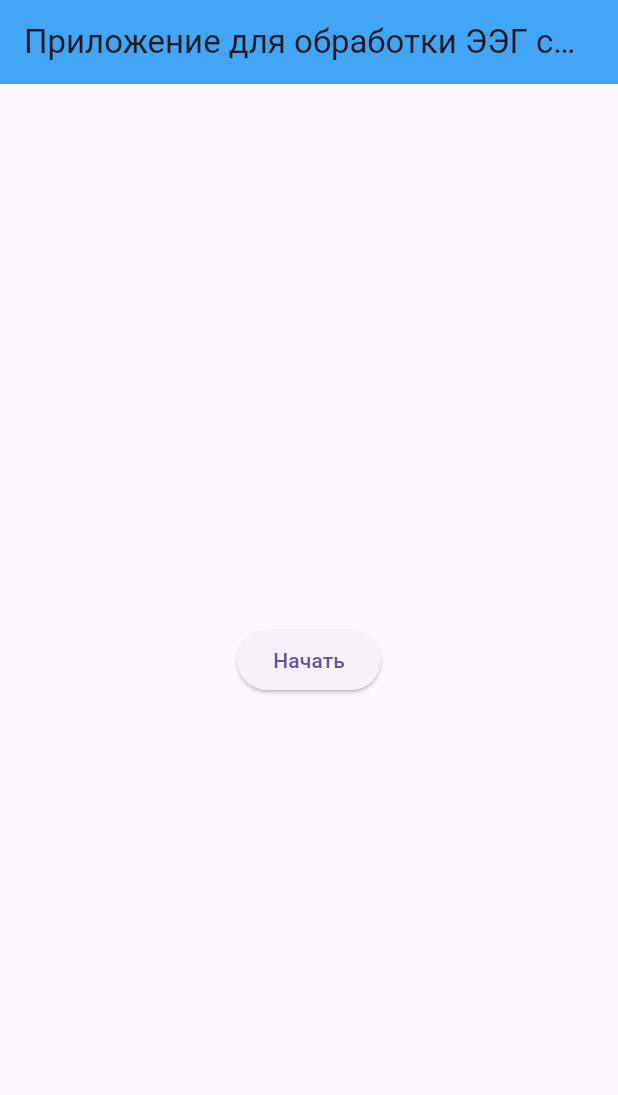
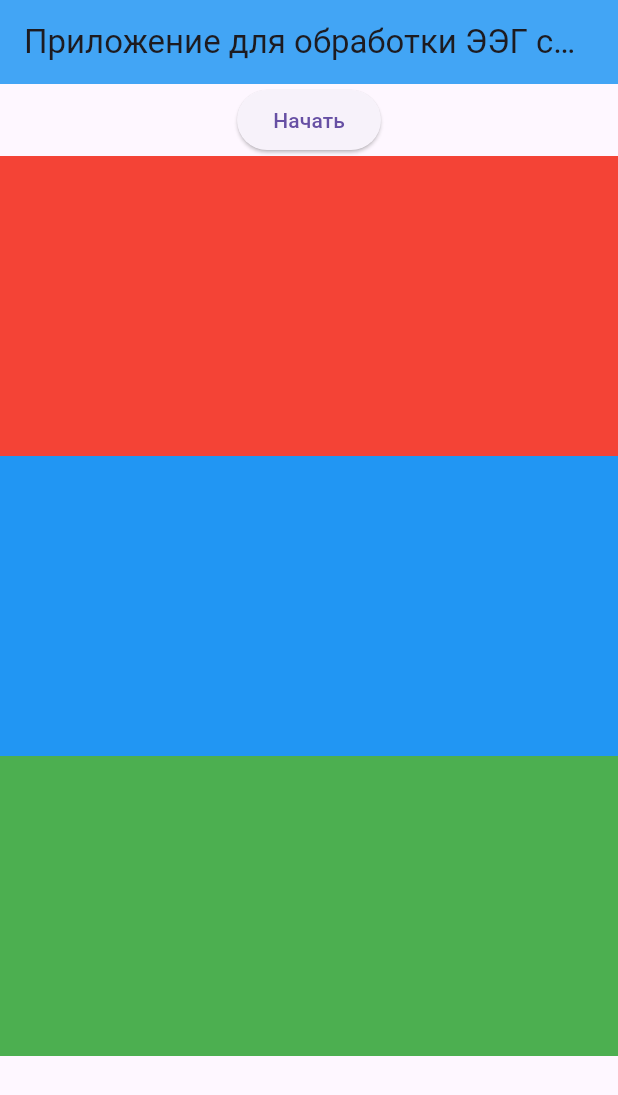
Before and after one commit to Norragami/EEG-signals-processing, a Flutter app: the screen it shows after launch, after a tap on "Начать", on a phone screen of 412 x 824 dp. Shown: the top 1095 px of the screen. Run offline on Flutter 3.47's test engine with Material 3 defaults, Android fonts, the phone set to English and light mode, and no system bars; our stand-ins replace file_picker, fl_chart; missing offline and left inert: window_manager.

Commit message:
added charts

```diff
--- a/lib/Pages/home_page.dart
+++ b/lib/Pages/home_page.dart
@@ -1,7 +1,10 @@
 import 'dart:io';
 
+import 'package:eeg_processing/charts.dart';
 import 'package:eeg_processing/data_processing.dart';
 import 'package:eeg_processing/models.dart';
+import 'package:file_picker/file_picker.dart';
+
 import 'package:flutter/material.dart';
 import 'package:path_provider/path_provider.dart';
 
@@ -21,21 +24,90 @@ class _HomePageState extends State<HomePage> {
         centerTitle: true,
         backgroundColor: Colors.blue.shade400,
       ),
-      body: Center(
-        child: ElevatedButton(
-            onPressed: () async {
-              final Directory tempDir =
-                  await getApplicationDocumentsDirectory();
-              final File file = File('${tempDir.path}\\EEG_3c_04.txt');
+      body: Column(
+        children: [
+          Center(
 
-              final String fileContent = await file.readAsString();
-              parseData(fileContent);
-              print(channel1);
-              print(channel2);
-              print(channel3);
+              child: ElevatedButton(
+                  onPressed: () async {
+                    // final Directory tempDir =
+                    //     await getApplicationDocumentsDirectory();
+                    FilePickerResult? result =
+                        await FilePicker.platform.pickFiles();
+
+                    if (result != null) {
+                      File file = File(result.files.single.path!);
+                      final String fileContent = await file.readAsString();
+                      setState(() {
+                        parseData(fileContent);
+                      });
+                    }
+                    // final File file = File('${tempDir.path}\\EEG_3c_04.txt');
+
+                    // final String fileContent = await file.readAsString();
+
+                    // setState(() {parseData(fileContent);});
+                  },
+                  child: const Text("Начать")),
+
+          ),
+          GestureDetector(
+            onPanUpdate: (details) {
+              if (details.delta.dx > 0) {
+                setState(() {
+                  customMinX += 0.01;
+                  customMaxX += 0.01;
+                });
+              } else if (details.delta.dx < 0) {
+                setState(() {
+                  customMinX -= 0.01;
+                  customMaxX -= 0.01;
+                });
+              }
             },
-            child: const Text("Начать")),
+            onDoubleTap: () {
+              setState(() {
+                customMinX = 0;
+                customMaxX = 4;
+              });
+            },
+            child: Column(children: [
+              SizedBox(height: 200,
+                child: channel1.isNotEmpty
+                    ? lineChart(channel1, customMinX, customMaxX)
+                    : SizedBox(
+                        child: Container(
+                          color: Colors.red,
+                        ),
+                      ),
+              ),
+              SizedBox(height: 200,
+                child: channel2.isNotEmpty
+                    ? lineChart(channel2,customMinX, customMaxX)
+                    : SizedBox(
+                        child: Container(
+                          color: Colors.blue,
+                        ),
+                      ),
+              ),
+              SizedBox(height: 200,
+                child: channel3.isNotEmpty
+                    ? lineChart(channel3,customMinX, customMaxX)
+                    : SizedBox(
+                        child: Container(
+                          color: Colors.green,
+                        ),
+                      ),
+              ),
+            ]),
+          ),
+          //    Expanded( child:  channel1.isNotEmpty ? lineChart(channel1,customMinX,customMaxX): SizedBox(child: Container(color: Colors.red,),),)),
+          // // Expanded(child: channel2.isNotEmpty? lineChart(channel2): SizedBox(child: Container(color: Colors.blue,),),),
+          // // Expanded(child: channel3.isNotEmpty? lineChart(channel3): SizedBox(child: Container(color: Colors.green,),),),
+        ],
       ),
     );
   }
 }
+
+// GEsture detector внутрь функции графика, нужно чтобы у каждого был свой скейл
--- a/lib/models.dart
+++ b/lib/models.dart
@@ -1,6 +1,8 @@
-
 
 
 List<int> channel1 = [];
 List<int> channel2 = [];
 List<int> channel3 = [];
+
+double customMinX = 0;
+double customMaxX = 4;
--- a/pubspec.yaml
+++ b/pubspec.yaml
@@ -7,6 +7,8 @@ environment:
   sdk: '>=3.2.3 <4.0.0'
 
 dependencies:
+  file_picker: ^8.0.3
+  fl_chart: ^0.68.0
   flutter:
     sdk: flutter
   flutter_localizations:
```
Also changed, not shown: lib/charts.dart (added, +62 -0 lines), lib/filters.dart (added, +93 -0 lines), pubspec.lock.
